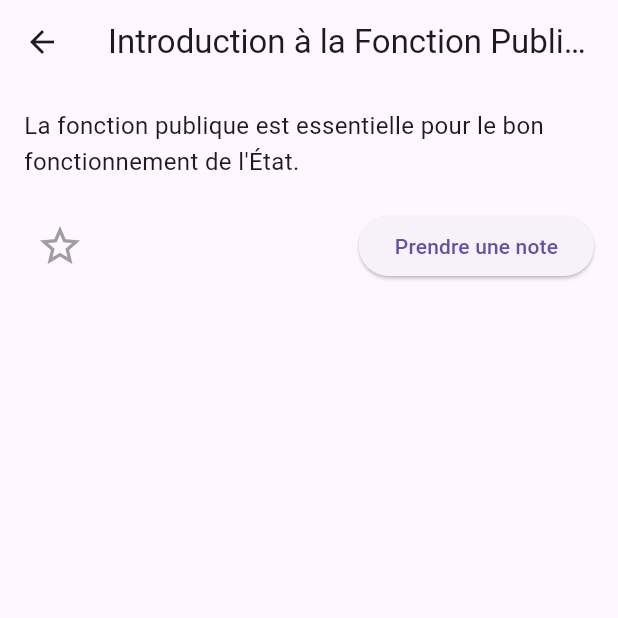
After one commit to Phnix01/niger_fonction_app, a Flutter app: the screen it shows after launch, after a tap on "Introduction à la Fonction Publique", on a phone screen of 412 x 824 dp, the top half of it. The commit adds this screen. Run offline on Flutter 3.47's test engine with Material 3 defaults, Android fonts, the phone set to English and light mode, and no system bars; our stand-ins replace hive, hive_flutter; accounts and stored records are empty.

Commit message:
Refactor Hive initialization and add article population; implement article detail and chapter screens

```diff
--- a/lib/main.dart
+++ b/lib/main.dart
@@ -1,27 +1,74 @@
 import 'package:flutter/material.dart';
-import 'package:hive/hive.dart';
 import 'package:hive_flutter/hive_flutter.dart';
-import 'package:niger_fonction_app/models/article.dart';
-import 'package:niger_fonction_app/models/note.dart';
+import 'models/article.dart';
+import 'screens/home_screen.dart';
 
 void main() async {
-  // initialisation de hive
+  WidgetsFlutterBinding.ensureInitialized();
+
+  // Initialisation de Hive
   await Hive.initFlutter();
   Hive.registerAdapter(ArticleAdapter());
-  Hive.registerAdapter(NoteAdapter());
 
-  // ouverture des box
-  Hive.openBox<Article>('articles');
-  Hive.openBox<Note>('notes');
+  // Ouvrir la boîte Hive
+  final articlesBox = await Hive.openBox<Article>('articles');
 
-  runApp(const MyApp());
+  // Remplir la boîte avec des données si elle est vide
+  if (articlesBox.isEmpty) {
+    _populateArticles(articlesBox);
+  }
+
+  runApp(MyApp());
+}
+
+void _populateArticles(Box<Article> box) {
+  final articles = [
+    Article(
+      id: 1,
+      title: "Introduction à la Fonction Publique",
+      content:
+          "La fonction publique est essentielle pour le bon fonctionnement de l'État.",
+    ),
+    Article(
+      id: 2,
+      title: "Les droits des fonctionnaires",
+      content:
+          "Les fonctionnaires jouissent de droits fondamentaux, tels que le droit à la rémunération et à la sécurité d'emploi.",
+    ),
+    Article(
+      id: 3,
+      title: "Les obligations des fonctionnaires",
+      content:
+          "Les fonctionnaires doivent respecter les principes de neutralité et de discrétion professionnelle.",
+    ),
+    Article(
+      id: 4,
+      title: "Le recrutement dans la Fonction Publique",
+      content:
+          "Le recrutement se fait par concours pour garantir l'égalité des chances.",
+    ),
+    Article(
+      id: 5,
+      title: "Les sanctions disciplinaires",
+      content:
+          "Des sanctions peuvent être prises en cas de manquement aux obligations professionnelles.",
+    ),
+  ];
+
+  for (var article in articles) {
+    box.put(article.id, article);
+  }
 }
 
 class MyApp extends StatelessWidget {
-  const MyApp({super.key});
-
   @override
   Widget build(BuildContext context) {
-    return const Placeholder();
+    return MaterialApp(
+      title: 'Niger Fonction',
+      theme: ThemeData(
+        primarySwatch: Colors.blue,
+      ),
+      home: HomeScreen(),
+    );
   }
 }
--- a/lib/models/article.dart
+++ b/lib/models/article.dart
@@ -6,17 +6,20 @@ part 'article.g.dart';
 class Article {
   @HiveField(0)
   final int id;
+
   @HiveField(1)
   final String title;
+
   @HiveField(2)
   final String content;
+
   @HiveField(3)
-  final bool isFavoite;
+  bool isFavorite; // Retirer `final`
 
   Article({
     required this.id,
     required this.title,
     required this.content,
-    required this.isFavoite,
+    this.isFavorite = false,
   });
 }
--- /dev/null
+++ b/lib/screens/article_detail_screen.dart
@@ -0,0 +1,74 @@
+import 'package:flutter/material.dart';
+import 'package:hive/hive.dart';
+import '../models/article.dart';
+
+class ArticleDetailScreen extends StatefulWidget {
+  final Article article;
+
+  ArticleDetailScreen({required this.article});
+
+  @override
+  _ArticleDetailScreenState createState() => _ArticleDetailScreenState();
+}
+
+class _ArticleDetailScreenState extends State<ArticleDetailScreen> {
+  @override
+  Widget build(BuildContext context) {
+    return Scaffold(
+      appBar: AppBar(
+        title: Text(widget.article.title),
+      ),
+      body: Padding(
+        padding: const EdgeInsets.all(16.0),
+        child: Column(
+          crossAxisAlignment: CrossAxisAlignment.start,
+          children: [
+            // Affichage du contenu de l'article
+            Text(
+              widget.article.content,
+              style: TextStyle(fontSize: 16, height: 1.5),
+            ),
+            SizedBox(height: 20),
+
+            // Actions interactives
+            Row(
+              mainAxisAlignment: MainAxisAlignment.spaceBetween,
+              children: [
+                // Bouton pour marquer l'article comme favori
+                IconButton(
+                  icon: Icon(
+                    widget.article.isFavorite ? Icons.star : Icons.star_border,
+                    color:
+                        widget.article.isFavorite ? Colors.yellow : Colors.grey,
+                    size: 32,
+                  ),
+                  onPressed: () {
+                    setState(() {
+                      // Mettre à jour l'état du favori
+                      widget.article.isFavorite = !widget.article.isFavorite;
+
+                      // Sauvegarder dans Hive
+                      Hive.box<Article>('articles')
+                          .put(widget.article.id, widget.article);
+                    });
+                  },
+                ),
+                // Bouton pour prendre une note (fonctionnalité future)
+                ElevatedButton(
+                  onPressed: () {
+                    ScaffoldMessenger.of(context).showSnackBar(
+                      SnackBar(
+                        content: Text("Prendre une note est à venir !"),
+                      ),
+                    );
+                  },
+                  child: Text("Prendre une note"),
+                ),
+              ],
+            ),
+          ],
+        ),
+      ),
+    );
+  }
+}
--- /dev/null
+++ b/lib/screens/home_screen.dart
@@ -0,0 +1,36 @@
+import 'package:flutter/material.dart';
+import 'package:hive_flutter/hive_flutter.dart';
+import '../models/article.dart';
+import 'article_detail_screen.dart';
+
+class HomeScreen extends StatelessWidget {
+  @override
+  Widget build(BuildContext context) {
+    final articlesBox = Hive.box<Article>('articles');
+    final articles = articlesBox.values.toList();
+
+    return Scaffold(
+      appBar: AppBar(
+        title: Text('Niger Fonction'),
+      ),
+      body: ListView.builder(
+        itemCount: articles.length,
+        itemBuilder: (context, index) {
+          final article = articles[index];
+          return ListTile(
+            title: Text(article.title),
+            subtitle: Text(article.content.substring(0, 50) + '...'),
+            onTap: () {
+              Navigator.push(
+                context,
+                MaterialPageRoute(
+                  builder: (context) => ArticleDetailScreen(article: article),
+                ),
+              );
+            },
+          );
+        },
+      ),
+    );
+  }
+}
```
Also changed, not shown: lib/screens/chapter_screen.dart (added, +42 -0 lines), lib/models/article.g.dart.
